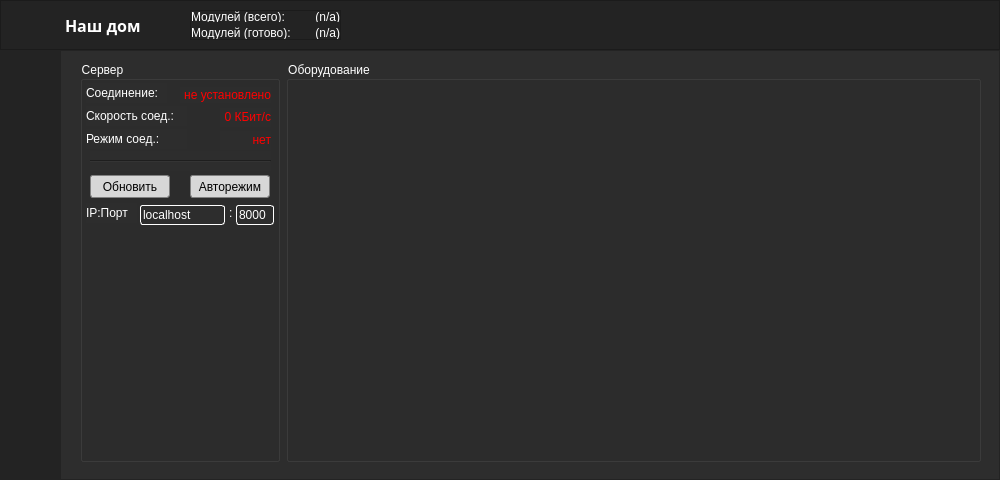
First picture: the form in AsQammDekstopControl/ui/src/ui.ui, repository StarterCraft/Hyrex_AsQamm, before the edit.
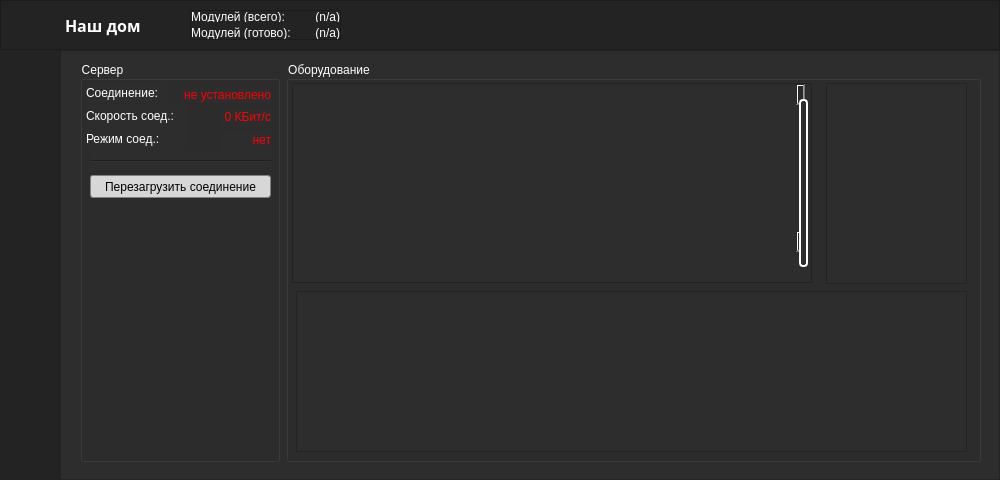
Second picture: the form after the edit. The open tabs and pages were chosen to show the change. Icons and pictures are not drawn. Custom widgets are drawn as their Qt base class.

Commit message: Мелкое исправление

```diff
--- a/AsQammDekstopControl/ui/src/ui.ui
+++ b/AsQammDekstopControl/ui/src/ui.ui
@@ -4121,6 +4121,63 @@
                  <property name="title">
                   <string>Оборудование</string>
                  </property>
+                 <widget class="QColumnView" name="clv_HardwareList">
+                  <property name="geometry">
+                   <rect>
+                    <x>6</x>
+                    <y>22</y>
+                    <width>520</width>
+                    <height>200</height>
+                   </rect>
+                  </property>
+                  <property name="sizePolicy">
+                   <sizepolicy hsizetype="Fixed" vsizetype="Fixed">
+                    <horstretch>0</horstretch>
+                    <verstretch>0</verstretch>
+                   </sizepolicy>
+                  </property>
+                  <property name="styleSheet">
+                   <string notr="true"/>
+                  </property>
+                  <property name="verticalScrollBarPolicy">
+                   <enum>Qt::ScrollBarAlwaysOn</enum>
+                  </property>
+                  <property name="horizontalScrollBarPolicy">
+                   <enum>Qt::ScrollBarAlwaysOff</enum>
+                  </property>
+                 </widget>
+                 <widget class="QFrame" name="frame_HardwareActionsPool">
+                  <property name="geometry">
+                   <rect>
+                    <x>540</x>
+                    <y>22</y>
+                    <width>141</width>
+                    <height>201</height>
+                   </rect>
+                  </property>
+                  <property name="frameShape">
+                   <enum>QFrame::StyledPanel</enum>
+                  </property>
+                  <property name="frameShadow">
+                   <enum>QFrame::Raised</enum>
+                  </property>
+                 </widget>
+                 <widget class="QFrame" name="frame_HardwareUItilPool">
+                  <property name="geometry">
+                   <rect>
+                    <x>10</x>
+                    <y>230</y>
+                    <width>671</width>
+                    <height>161</height>
+                   </rect>
+                  </property>
+                  <property name="frameShape">
+                   <enum>QFrame::StyledPanel</enum>
+                  </property>
+                  <property name="frameShadow">
+                   <enum>QFrame::Raised</enum>
+                  </property>
+                 </widget>
                 </widget>
                </item>
                <item row="0" column="0">
@@ -4134,79 +4191,6 @@
                  <property name="title">
                   <string>Сервер</string>
                  </property>
-                 <widget class="QLabel" name="lbl_ReadOnly45">
-                  <property name="geometry">
-                   <rect>
-                    <x>6</x>
-                    <y>142</y>
-                    <width>51</width>
-                    <height>20</height>
-                   </rect>
-                  </property>
-                  <property name="styleSheet">
-                   <string notr="true">font: 10pt &quot;Segoe UI Semibold&quot;</string>
-                  </property>
-                  <property name="text">
-                   <string>IP:Порт</string>
-                  </property>
-                 </widget>
-                 <widget class="QLineEdit" name="lnI_AqServerIP">
-                  <property name="geometry">
-                   <rect>
-                    <x>60</x>
-                    <y>144</y>
-                    <width>85</width>
-                    <height>20</height>
-                   </rect>
-                  </property>
-                  <property name="sizePolicy">
-                   <sizepolicy hsizetype="Maximum" vsizetype="Fixed">
-                    <horstretch>0</horstretch>
-                    <verstretch>0</verstretch>
-                   </sizepolicy>
-                  </property>
-                  <property name="maximumSize">
-                   <size>
-                    <width>85</width>
-                    <height>16777215</height>
-                   </size>
-                  </property>
-                  <property name="text">
-                   <string>localhost</string>
-                  </property>
-                 </widget>
-                 <widget class="QLabel" name="lbl_ReadOnly46">
-                  <property name="geometry">
-                   <rect>
-                    <x>149</x>
-                    <y>144</y>
-                    <width>8</width>
-                    <height>16</height>
-                   </rect>
-                  </property>
-                  <property name="styleSheet">
-                   <string notr="true">font: 10pt &quot;Segoe UI Semibold&quot;</string>
-                  </property>
-                  <property name="text">
-                   <string>:</string>
-                  </property>
-                 </widget>
-                 <widget class="QLineEdit" name="lbI_AqServerPort">
-                  <property name="geometry">
-                   <rect>
-                    <x>156</x>
-                    <y>144</y>
-                    <width>38</width>
-                    <height>20</height>
-                   </rect>
-                  </property>
-                  <property name="inputMask">
-                   <string>99990</string>
-                  </property>
-                  <property name="text">
-                   <string>8000</string>
-                  </property>
-                 </widget>
                  <widget class="QLabel" name="lbl_ReadOnly42">
                   <property name="geometry">
                    <rect>
@@ -4321,25 +4305,12 @@
                    <rect>
                     <x>10</x>
                     <y>114</y>
-                    <width>80</width>
+                    <width>181</width>
                     <height>23</height>
                    </rect>
                   </property>
                   <property name="text">
-                   <string>Обновить</string>
-                  </property>
-                 </widget>
-                 <widget class="QPushButton" name="pushButton_3">
-                  <property name="geometry">
-                   <rect>
-                    <x>110</x>
-                    <y>114</y>
-                    <width>80</width>
-                    <height>23</height>
-                   </rect>
-                  </property>
-                  <property name="text">
-                   <string>Авторежим</string>
+                   <string>Перезагрузить соединение</string>
                   </property>
                  </widget>
                 </widget>
```
Left out of the diff: 2 changed lines with no effect on the pictures.
